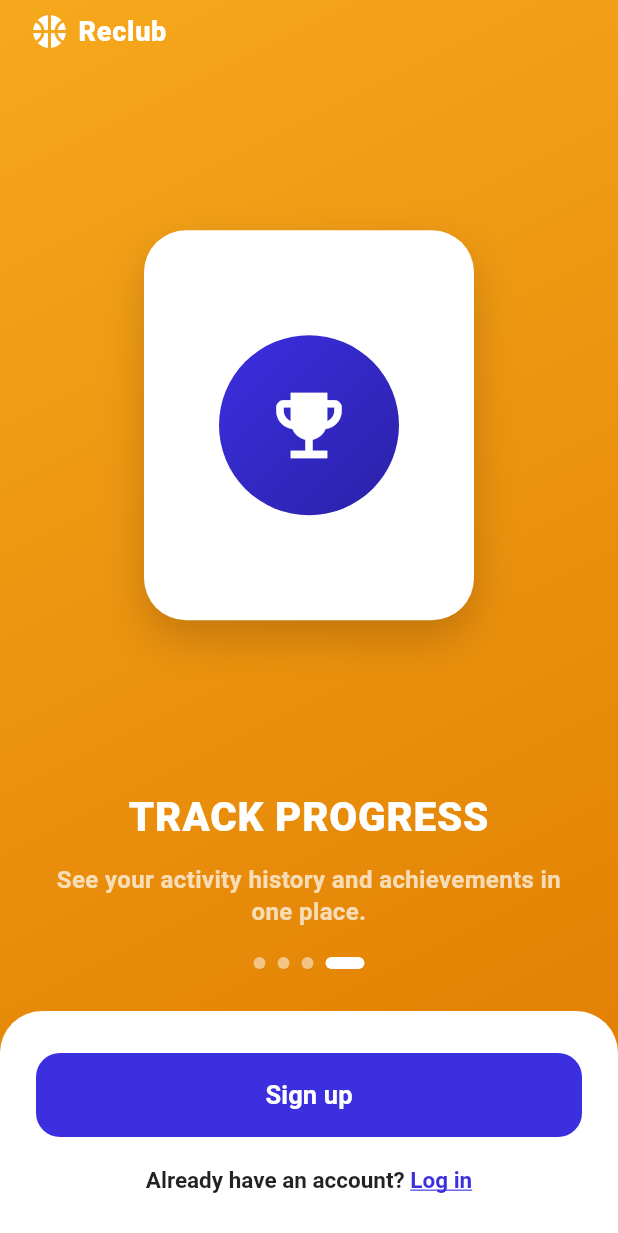
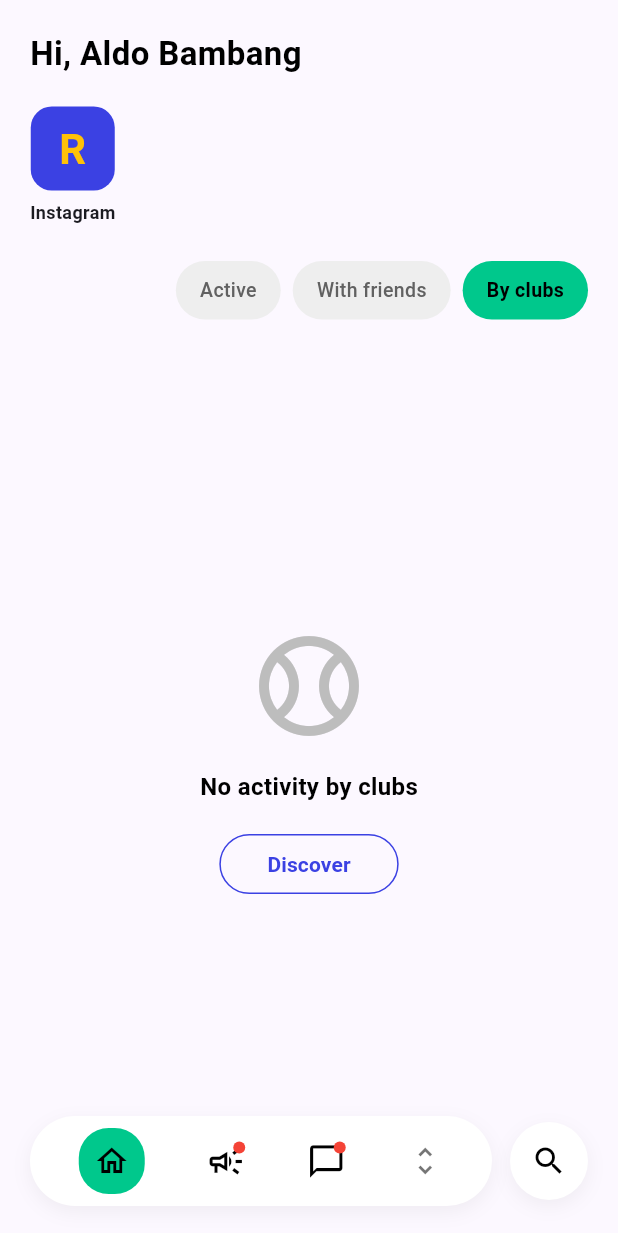
Before and after one commit to almars0306-pixel/Mobile-Programming-Sem3-Reclub-, a Flutter app: the OnboardingPage screen opened directly, after a tap on "Lewati", on a phone screen of 412 x 824 dp. Shown: the top 1233 px of the screen. Run offline on Flutter 3.47's test engine with Material 3 defaults, Android fonts, the phone set to English and light mode, and no system bars; our stand-ins replace shared_preferences; accounts and stored records are empty.

Commit message:
Update UI Club dan alur navigasi Login

```diff
--- a/lib/main.dart
+++ b/lib/main.dart
@@ -5,6 +5,8 @@ import 'package:provider/provider.dart';
 import 'features/home/event_controller.dart';
 import 'features/home/notif_controller.dart';
 import 'tampilan_utama/tampilan_utama.dart';
+import 'tampilan_club/home_screen.dart';
+
 
 void main() {
   runApp(const MyApp());
@@ -46,7 +48,8 @@ class MyApp extends StatelessWidget {
             seedColor: const Color(0xFF3B2FE0),
           ),
         ),
-        home: const OnboardingPage(),
+        // 2. Diubah ke ClubsHomeScreen agar tampilan baru langsung muncul
+        home: const ClubsHomeScreen(),
       ),
     );
   }
--- /dev/null
+++ b/lib/tampilan_club/filter_chip_widget.dart
@@ -0,0 +1,36 @@
+import 'package:flutter/material.dart';
+
+class FilterChipWidget extends StatelessWidget {
+  final String label;
+  final bool isSelected;
+  final VoidCallback onTap;
+
+  const FilterChipWidget({
+    super.key,
+    required this.label,
+    required this.isSelected,
+    required this.onTap,
+  });
+
+  @override
+  Widget build(BuildContext context) {
+    return GestureDetector(
+      onTap: onTap,
+      child: Container(
+        padding: const EdgeInsets.symmetric(horizontal: 16, vertical: 10),
+        decoration: BoxDecoration(
+          color: isSelected ? const Color(0xFF00C88C) : Colors.grey.shade200,
+          borderRadius: BorderRadius.circular(20),
+        ),
+        child: Text(
+          label,
+          style: TextStyle(
+            color: isSelected ? Colors.black : Colors.grey.shade700,
+            fontWeight: isSelected ? FontWeight.bold : FontWeight.w500,
+            fontSize: 13,
+          ),
+        ),
+      ),
+    );
+  }
+}
--- /dev/null
+++ b/lib/tampilan_club/floating_nav_bar.dart
@@ -0,0 +1,86 @@
+import 'package:flutter/material.dart';
+
+class FloatingNavBar extends StatelessWidget {
+  const FloatingNavBar({super.key});
+
+  @override
+  Widget build(BuildContext context) {
+    return Positioned(
+      bottom: 20,
+      left: 20,
+      right: 20,
+      child: Row(
+        children: [
+          Expanded(
+            child: Container(
+              padding: const EdgeInsets.symmetric(horizontal: 12, vertical: 8),
+              decoration: BoxDecoration(
+                color: Colors.white,
+                borderRadius: BorderRadius.circular(30),
+                boxShadow: [
+                  BoxShadow(
+                    color: Colors.black.withOpacity(0.05),
+                    blurRadius: 10,
+                    offset: const Offset(0, 4),
+                  ),
+                ],
+              ),
+              child: Row(
+                mainAxisAlignment: MainAxisAlignment.spaceAround,
+                children: [
+                  Container(
+                    padding: const EdgeInsets.all(10),
+                    decoration: BoxDecoration(
+                      color: const Color(0xFF00C88C),
+                      borderRadius: BorderRadius.circular(20),
+                    ),
+                    child: const Icon(Icons.home_outlined, color: Colors.black),
+                  ),
+                  _buildBadgedIcon(Icons.campaign_outlined),
+                  _buildBadgedIcon(Icons.chat_bubble_outline),
+                  const Icon(Icons.unfold_more, color: Colors.black54),
+                ],
+              ),
+            ),
+          ),
+          const SizedBox(width: 12),
+          Container(
+            padding: const EdgeInsets.all(14),
+            decoration: BoxDecoration(
+              color: Colors.white,
+              shape: BoxShape.circle,
+              boxShadow: [
+                BoxShadow(
+                  color: Colors.black.withOpacity(0.05),
+                  blurRadius: 10,
+                  offset: const Offset(0, 4),
+                ),
+              ],
+            ),
+            child: const Icon(Icons.search, color: Colors.black),
+          ),
+        ],
+      ),
+    );
+  }
+
+  Widget _buildBadgedIcon(IconData icon) {
+    return Stack(
+      children: [
+        Icon(icon, color: Colors.black, size: 26),
+        Positioned(
+          right: 0,
+          top: 0,
+          child: Container(
+            width: 8,
+            height: 8,
+            decoration: const BoxDecoration(
+              color: Colors.red,
+              shape: BoxShape.circle,
+            ),
+          ),
+        ),
+      ],
+    );
+  }
+}
--- /dev/null
+++ b/lib/tampilan_club/home_screen.dart
@@ -0,0 +1,156 @@
+import 'package:flutter/material.dart';
+import 'filter_chip_widget.dart';
+import 'floating_nav_bar.dart';
+import 'discover_bottom_sheet.dart';
+
+class ClubsHomeScreen extends StatefulWidget {
+  const ClubsHomeScreen({super.key});
+
+  @override
+  State<ClubsHomeScreen> createState() => _ClubsHomeScreenState();
+}
+
+class _ClubsHomeScreenState extends State<ClubsHomeScreen> {
+  int _selectedFilterIndex = 2;
+
+  void _showDiscoverBottomSheet(BuildContext context) {
+    showModalBottomSheet(
+      context: context,
+      isScrollControlled: true,
+      backgroundColor: Colors.transparent,
+      builder: (context) => const DiscoverBottomSheet(),
+    );
+  }
+
+  @override
+  Widget build(BuildContext context) {
+    return Scaffold(
+      body: SafeArea(
+        child: Stack(
+          children: [
+            Padding(
+              padding: const EdgeInsets.all(20.0),
+              child: Column(
+               crossAxisAlignment: CrossAxisAlignment.start,
+                children: [
+                  const Text(
+                    'Hi, Aldo Bambang',
+                    style: TextStyle(
+                      fontSize: 22,
+                      fontWeight: FontWeight.bold,
+                      color: Colors.black,
+                    ),
+                  ),
+                  const SizedBox(height: 20),
+                  // App / Social Icon
+                  Column(
+                    children: [
+                      Container(
+                        width: 56,
+                        height: 56,
+                        decoration: BoxDecoration(
+                          color: const Color(0xFF3B41E3),
+                          borderRadius: BorderRadius.circular(14),
+                        ),
+                        child: const Center(
+                          child: Text(
+                            'R',
+                            style: TextStyle(
+                              color: Colors.amber,
+                              fontSize: 28,
+                              fontWeight: FontWeight.bold,
+                            ),
+                          ),
+                        ),
+                      ),
+                      const SizedBox(height: 6),
+                      const Text(
+                        'Instagram',
+                        style: TextStyle(
+                          fontSize: 12,
+                          fontWeight: FontWeight.w600,
+                        ),
+                      ),
+                    ],
+                  ),
+                  const SizedBox(height: 24),
+                  // Filter Chips
+                  Row(
+                    mainAxisAlignment: MainAxisAlignment.end,
+                    children: [
+                      FilterChipWidget(
+                        label: 'Active',
+                        isSelected: _selectedFilterIndex == 0,
+                        onTap: () => setState(() => _selectedFilterIndex = 0),
+                      ),
+                      const SizedBox(width: 8),
+                      FilterChipWidget(
+                        label: 'With friends',
+                        isSelected: _selectedFilterIndex == 1,
+                        onTap: () => setState(() => _selectedFilterIndex = 1),
+                      ),
+                      const SizedBox(width: 8),
+                      FilterChipWidget(
+                        label: 'By clubs',
+                        isSelected: _selectedFilterIndex == 2,
+                        onTap: () => setState(() => _selectedFilterIndex = 2),
+                      ),
+                    ],
+                  ),
+                  // Empty State
+                  Expanded(
+                    child: Center(
+                      child: Column(
+                        mainAxisAlignment: MainAxisAlignment.center,
+                        children: [
+                          Icon(
+                            Icons.sports_baseball_outlined,
+                            size: 80,
+                            color: Colors.grey.shade400,
+                          ),
+                          const SizedBox(height: 16),
+                          const Text(
+                            'No activity by clubs',
+                            style: TextStyle(
+                              fontSize: 16,
+                              fontWeight: FontWeight.bold,
+                              color: Colors.black,
+                            ),
+                          ),
+                          const SizedBox(height: 16),
+                          OutlinedButton(
+                            onPressed: () => _showDiscoverBottomSheet(context),
+                            style: OutlinedButton.styleFrom(
+                              side: const BorderSide(
+                                color: Color(0xFF3B41E3),
+                              ),
+                              shape: RoundedRectangleBorder(
+                                borderRadius: BorderRadius.circular(20),
+                              ),
+                              padding: const EdgeInsets.symmetric(
+                                horizontal: 32,
+                                vertical: 10,
+                              ),
+                            ),
+                            child: const Text(
+                              'Discover',
+                              style: TextStyle(
+                                color: Color(0xFF3B41E3),
+                                fontWeight: FontWeight.w600,
+                              ),
+                            ),
+                          ),
+                        ],
+                      ),
+                    ),
+                  ),
+                ],
+              ),
+            ),
+            const FloatingNavBar(),
+          ],
+        ),
+      ),
+    );
+  }
+}
--- a/lib/tampilan_utama/tampilan_utama.dart
+++ b/lib/tampilan_utama/tampilan_utama.dart
@@ -2,8 +2,10 @@ import 'package:flutter/material.dart';
 import 'package:flutter/gestures.dart';
 
 import '../theme/app_colors.dart';
+import '../tampilan_club/home_screen.dart';
 import 'login.dart';
 import 'signup.dart';
+import 'tampilan_utama.dart'; // Impor file navigasi utama aplikasi
 
 class _OnboardSlide {
   final IconData icon;
@@ -57,20 +59,20 @@ class _OnboardingPageState extends State<OnboardingPage> {
     super.dispose();
   }
 
-  // Melompat ke slide terakhir pas tombol Lewati ditekan
+  // Melompat langsung ke halaman utama aplikasi saat tombol Lewati ditekan
   void _lewati() {
-    _pageController.animateToPage(
-      _slides.length - 1,
-      duration: const Duration(milliseconds: 350),
-      curve: Curves.easeOut,
+  Navigator.pushReplacement(
+    context,
+    MaterialPageRoute(
+      builder: (context) => const ClubsHomeScreen(), // ✅ Menggunakan ClubsHomeScreen
+    ),
   );
 }
-
   @override
   Widget build(BuildContext context) {
     return Scaffold(
       body: Container(
-        // background gradient biar lebih hidup daripada warna polos
+        // background gradient
         decoration: const BoxDecoration(
           gradient: LinearGradient(
             begin: Alignment.topLeft,
@@ -109,7 +111,6 @@ class _OnboardingPageState extends State<OnboardingPage> {
                         ),
                       ],
                     ),
-                    if (_currentPage < _slides.length - 1)
                     TextButton(
                       onPressed: _lewati,
                       style: TextButton.styleFrom(
@@ -211,7 +212,7 @@ class _OnboardingPageState extends State<OnboardingPage> {
               ),
               const SizedBox(height: 20),
 
-              // indikator dots: dot aktif jadi kapsul lebar
+              // indikator dots
               Row(
                 mainAxisAlignment: MainAxisAlignment.center,
                 children: List.generate(_slides.length, (index) {
```
Also changed, not shown: lib/tampilan_club/club.dart (added, +70 -0 lines), lib/tampilan_club/discover_bottom_sheet.dart (added, +151 -0 lines). Lines whose indentation alone changed are shown as unchanged.
